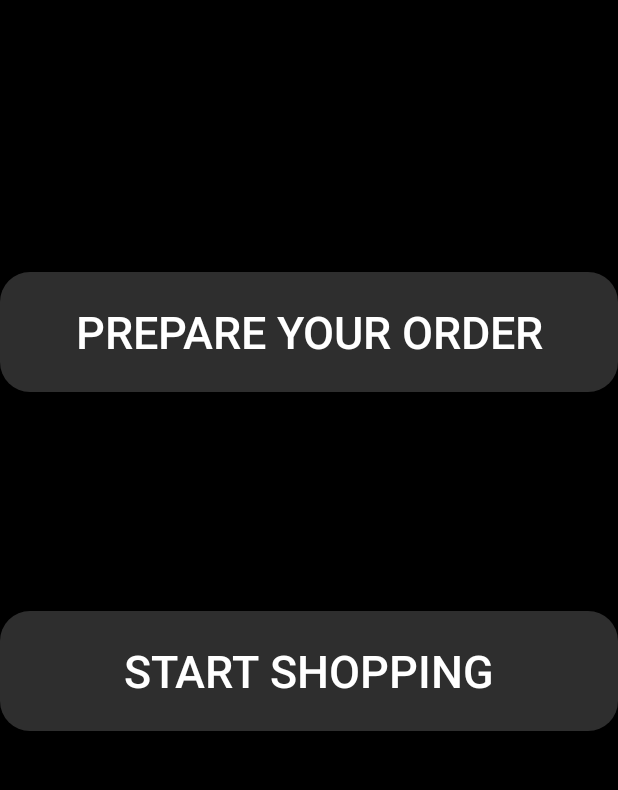
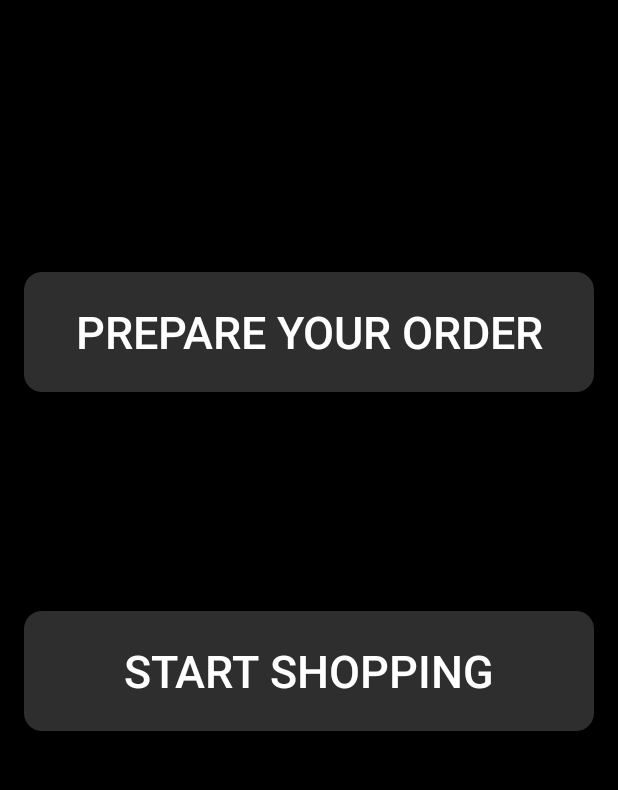
Before and after one commit to SDP15/goodb0i, an Android app: the layout layout_welcome.xml on its own in the app's theme, with its tools: preview values and no code run, on a phone screen of 412 x 824 dp, the part 286-1076 px from its top. Run offline under Robolectric (Android 15) with nearby library versions, the phone set to English and light mode, and no system bars.

Commit message:
Add margins to layout_welcome buttons. Change corner radius closer to mockup image.

```diff
--- a/android/App/app/src/main/res/drawable/main_buttons.xml
+++ b/android/App/app/src/main/res/drawable/main_buttons.xml
@@ -1,11 +1,7 @@
 <?xml version="1.0" encoding="utf-8"?>
-<shape xmlns:android="http://schemas.android.com/apk/res/android" android:shape="rectangle">
-    <corners
-        android:radius="20dp" />
-    <solid
-        android:color="@color/buttonColor"
-        />
-    <padding
-        android:all="10dp" />
+<shape xmlns:android="http://schemas.android.com/apk/res/android"
+    android:shape="rectangle">
+    <corners android:radius="12dp" />
+    <solid android:color="@color/buttonColor" />
 
 </shape>
--- a/android/App/app/src/main/res/layout/layout_welcome.xml
+++ b/android/App/app/src/main/res/layout/layout_welcome.xml
@@ -7,7 +7,7 @@
     android:background="@color/darkBackground"
     tools:context=".MainActivity">
 
-    <TextView
+    <androidx.appcompat.widget.AppCompatTextView
         android:id="@+id/welcomelbl"
         android:layout_width="280dp"
         android:layout_height="wrap_content"
@@ -18,7 +18,7 @@
         android:textColor="@android:color/background_light"
         android:textSize="50sp" />
 
-    <TextView
+    <androidx.appcompat.widget.AppCompatTextView
         android:id="@+id/applbl"
         android:layout_width="wrap_content"
         android:layout_height="wrap_content"
@@ -30,7 +30,7 @@
         android:textSize="50sp" />
 
     <Button
-        android:id="@+id/shopBtn"
+        android:id="@+id/button_shop"
         android:layout_width="match_parent"
         android:layout_height="80dp"
         android:layout_alignParentBottom="true"
@@ -38,22 +38,24 @@
         android:layout_marginBottom="146dp"
         android:background="@drawable/main_buttons"
         android:gravity="center"
+        android:layout_marginStart="16dp"
+        android:layout_marginEnd="16dp"
         android:padding="10dp"
-        android:text="Button"
         android:textAlignment="center"
         android:textColor="@android:color/background_light"
         android:textSize="30sp"
         tools:text="@string/action_start_shopping" />
 
-    <Button
-        android:id="@+id/createOrderBtn2"
+    <androidx.appcompat.widget.AppCompatButton
+        android:id="@+id/button_create_order"
         android:layout_width="match_parent"
         android:layout_height="80dp"
         android:layout_centerInParent="true"
         android:background="@drawable/main_buttons"
         android:gravity="center"
+        android:layout_marginStart="16dp"
+        android:layout_marginEnd="16dp"
         android:padding="10dp"
-        android:text="Button"
         android:textAlignment="center"
         android:textColor="@android:color/background_light"
         android:textSize="30sp"
```
